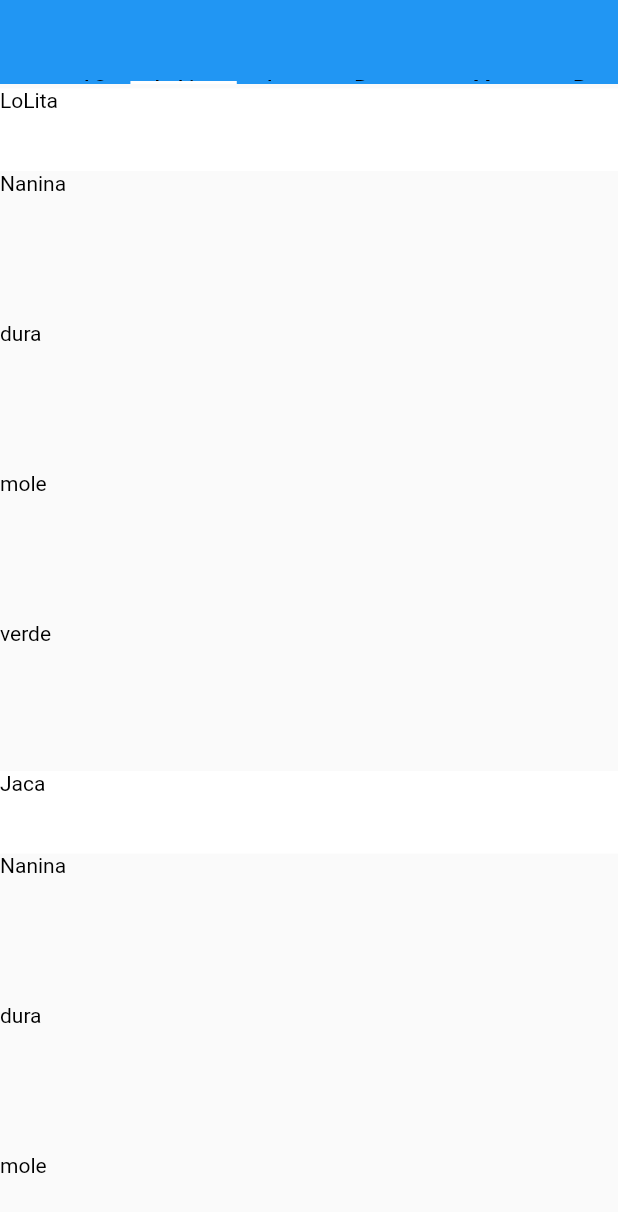
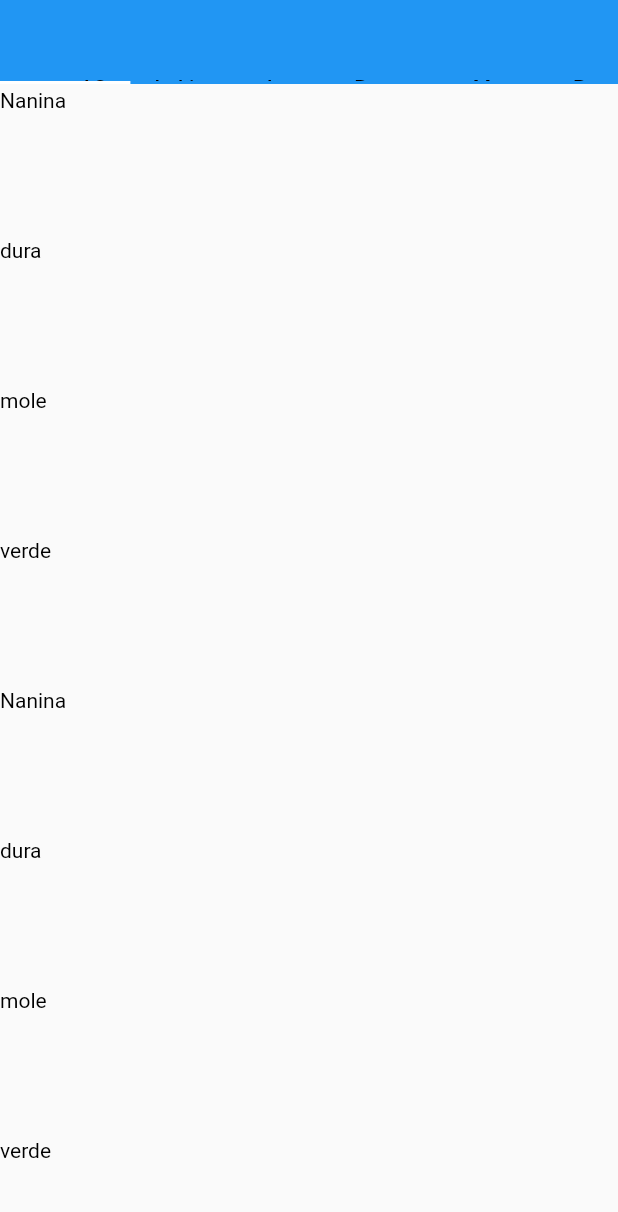
Before and after one commit to Rodrigossff91/Sincronizar-Lista-e-TabBar-horizontal, a Flutter app: the screen it shows after launch, scrolled down 576 dp, on a phone screen of 412 x 824 dp. Shown: the top 1212 px of the screen. Run offline on Flutter 3.47's test engine with Material 2 defaults, Android fonts, the light colour scheme and no system bars.

Commit message:
Sincronizar-Lista-e-TabBar-horizontal

```diff
--- a/tabviewbaranimated/lib/main.dart
+++ b/tabviewbaranimated/lib/main.dart
@@ -56,6 +56,14 @@ class _MainState extends State<Main> with SingleTickerProviderStateMixin {
   @override
   void initState() {
     categoria.add(Categoria(name: 'asasaAS', product: [
+      Product('Nanina'),
+      Product('dura'),
+      Product('mole'),
+      Product('verde'),
+      Product('Nanina'),
+      Product('dura'),
+      Product('mole'),
+      Product('verde'),
       Product('Nanina'),
       Product('dura'),
       Product('mole'),
@@ -181,6 +189,7 @@ class _MainState extends State<Main> with SingleTickerProviderStateMixin {
         controller: scrollController,
         slivers: <Widget>[
           const SliverAppBar(
+            elevation: 0.0,
             floating: true,
             snap: true,
             expandedHeight: 90.0,
```
